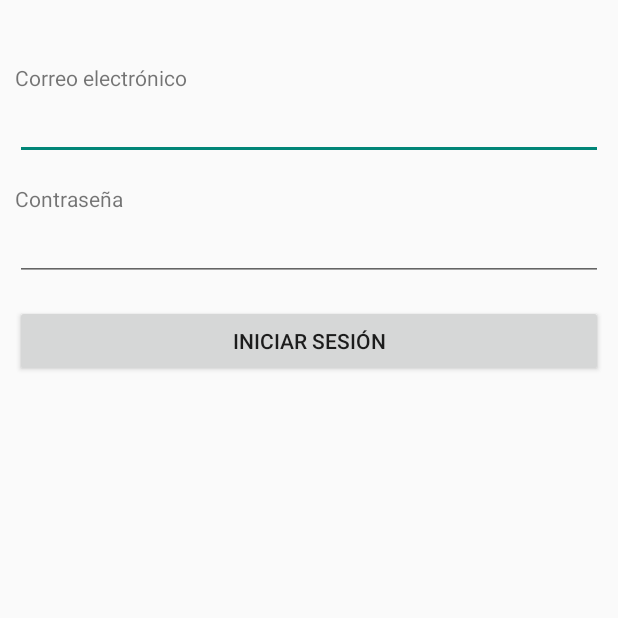
After one commit to FacuSL2/Juan-Automotores, an Android app: the Login screen opened directly, with no data from a screen before it, on a phone screen of 412 x 824 dp, the top half of it. The commit adds this screen. Run offline under Robolectric (Android 15) with nearby library versions, the phone set to English and light mode, and no system bars; our stand-ins replace Firebase (no records; nobody signed in at launch, a user with empty details on screens opened directly); network calls fail.

Commit message:
Se agregó la actividad Login con la funcion de redirigir automaticamente según el tipo de usuario que seas. Queda pendiente modificar aspecto

```diff
--- a/app/src/main/AndroidManifest.xml
+++ b/app/src/main/AndroidManifest.xml
@@ -13,6 +13,9 @@
         android:supportsRtl="true"
         android:theme="@style/Theme.CRUD_PHP"
         android:usesCleartextTraffic="true">
+        <activity
+            android:name=".Login"
+            android:exported="false" />
         <activity
             android:name=".CuentasUsuarios"
             android:exported="false" />
--- /dev/null
+++ b/app/src/main/java/com/example/crud_php/Login.java
@@ -0,0 +1,115 @@
+package com.example.crud_php;
+
+import androidx.annotation.NonNull;
+import androidx.appcompat.app.AppCompatActivity;
+
+import android.app.ProgressDialog;
+import android.content.Intent;
+import android.os.Bundle;
+import android.text.TextUtils;
+import android.util.Log;
+import android.view.View;
+import android.widget.Button;
+import android.widget.EditText;
+import android.widget.ProgressBar;
+import android.widget.Toast;
+
+import com.google.android.gms.tasks.OnCompleteListener;
+import com.google.android.gms.tasks.OnSuccessListener;
+import com.google.android.gms.tasks.Task;
+import com.google.firebase.auth.AuthResult;
+import com.google.firebase.auth.FirebaseAuth;
+import com.google.firebase.auth.FirebaseUser;
+import com.google.firebase.firestore.DocumentReference;
+import com.google.firebase.firestore.DocumentSnapshot;
+import com.google.firebase.firestore.FirebaseFirestore;
+
+public class Login extends AppCompatActivity {
+
+
+    private EditText mEmail, mPassword;
+    private Button mLoginBtn;
+    private FirebaseAuth mAuth;
+    private ProgressDialog mProgressDialog;
+
+    @Override
+    protected void onCreate(Bundle savedInstanceState) {
+        super.onCreate(savedInstanceState);
+        setContentView(R.layout.activity_login);
+
+        mAuth = FirebaseAuth.getInstance();
+
+        mEmail = findViewById(R.id.editTextEmail);
+        mPassword = findViewById(R.id.editTextPassword);
+        mLoginBtn = findViewById(R.id.buttonLogin);
+
+        mLoginBtn.setOnClickListener(new View.OnClickListener() {
+            @Override
+            public void onClick(View v) {
+
+                String email = mEmail.getText().toString().trim();
+                String password = mPassword.getText().toString().trim();
+
+                if (TextUtils.isEmpty(email)) {
+                    mEmail.setError("Se requiere un correo electrónico.");
+                    return;
+                }
+
+                if (TextUtils.isEmpty(password)) {
+                    mPassword.setError("Se requiere una contraseña.");
+                    return;
+                }
+
+                mProgressDialog = new ProgressDialog(Login.this);
+                mProgressDialog.setMessage("Ingresando...");
+                mProgressDialog.setCancelable(false);
+                mProgressDialog.show();
+
+                mAuth.signInWithEmailAndPassword(email, password)
+                        .addOnCompleteListener(new OnCompleteListener<AuthResult>() {
+                            @Override
+                            public void onComplete(@NonNull Task<AuthResult> task) {
+
+                                if (task.isSuccessful()) {
+                                    FirebaseUser user = mAuth.getCurrentUser();
+                                    checkUserType(user.getUid());
+                                } else {
+                                    mProgressDialog.dismiss();
+                                    Toast.makeText(Login.this, "Error al iniciar sesión. Intente nuevamente.", Toast.LENGTH_SHORT).show();
+                                }
+                            }
+                        });
+            }
+        });
+    }
+
+    private void checkUserType(String uid) {
+
+        DocumentReference docRef = FirebaseFirestore.getInstance().document("usuarios/Administrador/usuarios/" + uid);
+        docRef.get().addOnSuccessListener(new OnSuccessListener<DocumentSnapshot>() {
+            @Override
+            public void onSuccess(DocumentSnapshot documentSnapshot) {
+                if (documentSnapshot.exists()) {
+                    mProgressDialog.dismiss();
+                    startActivity(new Intent(Login.this, PrincipalAdmin.class));
+                    finish();
+                } else {
+                    DocumentReference docRef2 = FirebaseFirestore.getInstance().document("usuarios/Taller/usuarios/" + uid);
+                    docRef2.get().addOnSuccessListener(new OnSuccessListener<DocumentSnapshot>() {
+                        @Override
+                        public void onSuccess(DocumentSnapshot documentSnapshot) {
+                            if (documentSnapshot.exists()) {
+                                mProgressDialog.dismiss();
+                                startActivity(new Intent(Login.this, Taller.class));
+                                finish();
+                            } else {
+                                mProgressDialog.dismiss();
+                                Toast.makeText(Login.this, "No se pudo identificar el tipo de usuario.", Toast.LENGTH_SHORT).show();
+                            }
+                        }
+                    });
+                }
+            }
+        });
+    }
+}
--- /dev/null
+++ b/app/src/main/res/layout/activity_login.xml
@@ -0,0 +1,44 @@
+<?xml version="1.0" encoding="utf-8"?>
+<LinearLayout xmlns:android="http://schemas.android.com/apk/res/android"
+    xmlns:app="http://schemas.android.com/apk/res-auto"
+    xmlns:tools="http://schemas.android.com/tools"
+    android:layout_width="match_parent"
+    android:layout_height="match_parent"
+    android:orientation="vertical"
+    android:padding="10dp"
+    tools:context=".Login">
+
+
+    <TextView
+        android:id="@+id/textViewEmail"
+        android:layout_width="match_parent"
+        android:layout_height="wrap_content"
+        android:layout_marginTop="32dp"
+        android:text="Correo electrónico" />
+
+    <EditText
+        android:id="@+id/editTextEmail"
+        android:layout_width="match_parent"
+        android:layout_height="wrap_content"
+        android:inputType="textEmailAddress" />
+
+    <TextView
+        android:id="@+id/textViewPassword"
+        android:layout_width="match_parent"
+        android:layout_height="wrap_content"
+        android:layout_marginTop="16dp"
+        android:text="Contraseña" />
+
+    <EditText
+        android:id="@+id/editTextPassword"
+        android:layout_width="match_parent"
+        android:layout_height="wrap_content"
+        android:inputType="textPassword" />
+
+    <Button
+        android:id="@+id/buttonLogin"
+        android:layout_width="match_parent"
+        android:layout_height="wrap_content"
+        android:layout_marginTop="16dp"
+        android:text="Iniciar sesión" />
+</LinearLayout>
--- a/app/src/main/res/layout/activity_principal_admin.xml
+++ b/app/src/main/res/layout/activity_principal_admin.xml
@@ -197,6 +197,8 @@
             android:orientation="horizontal">
 
             <androidx.cardview.widget.CardView
+
+                android:id="@+id/tallercard"
                 android:layout_width="0dp"
                 android:layout_height="wrap_content"
                 android:layout_weight="1"
```
Also changed, not shown: app/src/main/java/com/example/crud_php/PrincipalAdmin.java (+9 -0 lines), app/src/main/res/layout/lista_de_usuarios.xml (+5 -4 lines), app/src/main/res/values/strings.xml (+4 -4 lines).
